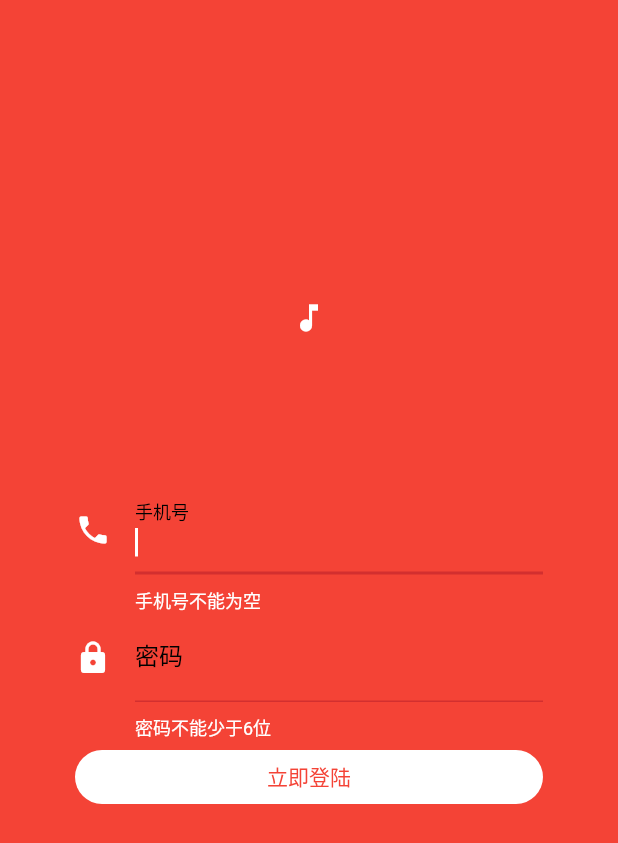
After one commit to wyswill/clourMusic_flutter, a Flutter app: the Login screen opened directly, after a tap on "立即登陆", on a phone screen of 412 x 824 dp. The commit adds this screen. Shown: the top 843 px of the screen. Run offline on Flutter 3.47's test engine with Material 2 defaults, Android fonts, the phone set to English and light mode, and no system bars; our stand-ins replace dio, flutter_swiper, shared_preferences; accounts and stored records are empty; network calls fail.

Commit message:
✨feat: 登陆页面添加
登陆页面简单编写、基本逻辑编辑

```diff
--- /dev/null
+++ b/lib/pages/login.dart
@@ -0,0 +1,123 @@
+/*
+ * @LastEditors: wyswill
+ * @Description: 登陆
+ *  * @Date: 2020-11-09 13:55:56
+ * @LastEditTime: 2020-11-09 15:56:08
+ */
+import 'package:dio/dio.dart';
+import 'package:flutter/material.dart';
+import 'package:flutter_cloudMusic/store/store.dart';
+import 'package:flutter_cloudMusic/utile.dart';
+import 'package:provider/provider.dart';
+import 'package:shared_preferences/shared_preferences.dart';
+
+class Login extends StatefulWidget {
+  Login({Key key, this.arguments}) : super(key: key);
+  final arguments;
+  @override
+  _LoginState createState() => _LoginState();
+}
+
+class _LoginState extends State<Login> {
+  TextEditingController _unameController = new TextEditingController();
+  TextEditingController _pwdController = new TextEditingController();
+  String phoneNum, pwd;
+  GlobalKey<FormState> _formKey = GlobalKey<FormState>();
+  Request request;
+  @override
+  void initState() {
+    super.initState();
+    request = Request();
+  }
+
+  @override
+  Widget build(BuildContext context) {
+    return Scaffold(
+      body: SingleChildScrollView(
+        child: Container(
+          padding: EdgeInsets.only(top: 200, left: 50, right: 50),
+          color: Colors.red,
+          width: MediaQuery.of(context).size.width,
+          height: MediaQuery.of(context).size.height,
+          child: Column(
+            children: [
+              Container(
+                margin: EdgeInsets.only(bottom: 100),
+                child: Icon(Icons.music_note, color: Colors.white),
+              ),
+              Form(
+                  key: _formKey,
+                  child: Column(
+                    children: [
+                      TextFormField(
+                        autofocus: true,
+                        keyboardType: TextInputType.number,
+                        controller: _unameController,
+                        decoration: InputDecoration(
+                          labelText: "手机号",
+                          icon: Icon(Icons.phone, color: Colors.white),
+                          labelStyle: TextStyle(color: Colors.black),
+                          errorStyle: TextStyle(color: Colors.white),
+                          counterStyle: TextStyle(color: Colors.white),
+                        ),
+                        validator: (v) {
+                          return v.trim().length > 0 ? null : "手机号不能为空";
+                        },
+                        onSaved: (phone) {
+                          setState(() {
+                            phoneNum = phone;
+                          });
+                        },
+                      ),
+                      TextFormField(
+                        controller: _pwdController,
+                        decoration: InputDecoration(
+                            labelText: "密码",
+                            icon: Icon(Icons.lock, color: Colors.white),
+                            labelStyle: TextStyle(color: Colors.black),
+                            errorStyle: TextStyle(color: Colors.white)),
+                        obscureText: true,
+                        //校验密码
+                        validator: (v) {
+                          return v.trim().length > 5 ? null : "密码不能少于6位";
+                        },
+                        onSaved: (pd) {
+                          setState(() {
+                            pwd = pd;
+                          });
+                        },
+                      ),
+                    ],
+                  )),
+              FlatButton(
+                minWidth: MediaQuery.of(context).size.width - 100,
+                color: Colors.white,
+                child: Text('立即登陆', style: TextStyle(color: Colors.red)),
+                shape: RoundedRectangleBorder(
+                    borderRadius: BorderRadius.circular(20.0)),
+                highlightColor: Color.fromRGBO(231, 192, 190, 1),
+                onPressed: () => loginAction(context),
+              )
+            ],
+          ),
+        ),
+      ),
+    );
+  }
+
+  loginAction(context) async {
+    if ((_formKey.currentState.validate())) {
+      _formKey.currentState.save();
+      Response res = await request.dio
+          .get('/login/cellphone?phone=$phoneNum&password=$pwd');
+
+      if (res.statusCode == 200) {
+        SharedPreferences prefs = await SharedPreferences.getInstance();
+        Provider.of<Store>(context, listen: false).cookie = res.data['cookie'];
+        Provider.of<Store>(context, listen: false).posonnalInfo = res.data;
+        prefs.setString('cookie', res.data['cookie']);
+        Navigator.pushNamedAndRemoveUntil(context, '/find', (route) => false);
+      }
+    }
+  }
+}
--- a/lib/store/store.dart
+++ b/lib/store/store.dart
@@ -1,6 +1,12 @@
+/*
+ * @LastEditors: wyswill
+ * @Description: 文件描述
+ * @Date: 2020-11-06 13:56:56
+ * @LastEditTime: 2020-11-09 15:49:03
+ */
 import 'package:flutter/material.dart';
 
-class Store extends ChangeNotifier{
-
-
+class Store extends ChangeNotifier {
+  String cookie = '';
+  Map<String, dynamic> posonnalInfo = {};
 }
--- a/lib/utile.dart
+++ b/lib/utile.dart
@@ -2,7 +2,7 @@
  * @LastEditors: wyswill
  * @Description: 工具类
  * @Date: 2020-11-06 15:14:50
- * @LastEditTime: 2020-11-09 11:50:54
+ * @LastEditTime: 2020-11-09 15:58:38
  */
 
 import 'package:dio/dio.dart';
--- a/pubspec.yaml
+++ b/pubspec.yaml
@@ -14,6 +14,8 @@ dependencies:
   dio: ^3.0.10
   provider: ^4.3.2+2
   flutter_swiper: ^1.1.6
+  shared_preferences: ^0.5.12+4
+
 dev_dependencies:
   flutter_test:
     sdk: flutter
```
Also changed, not shown: lib/main.dart (+27 -1 lines), lib/pages/find.dart (+15 -4 lines), lib/router.dart (added, +36 -0 lines), pubspec.lock.
